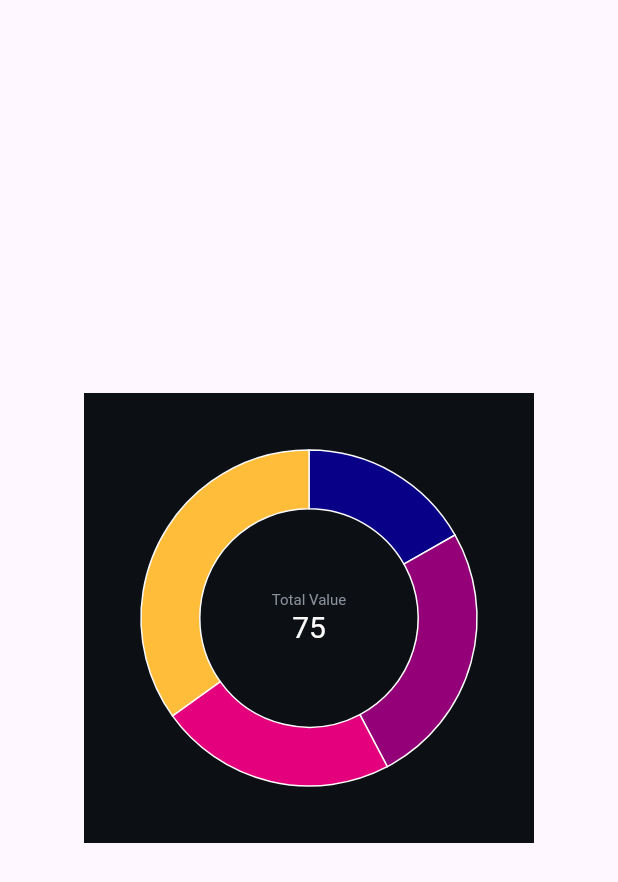
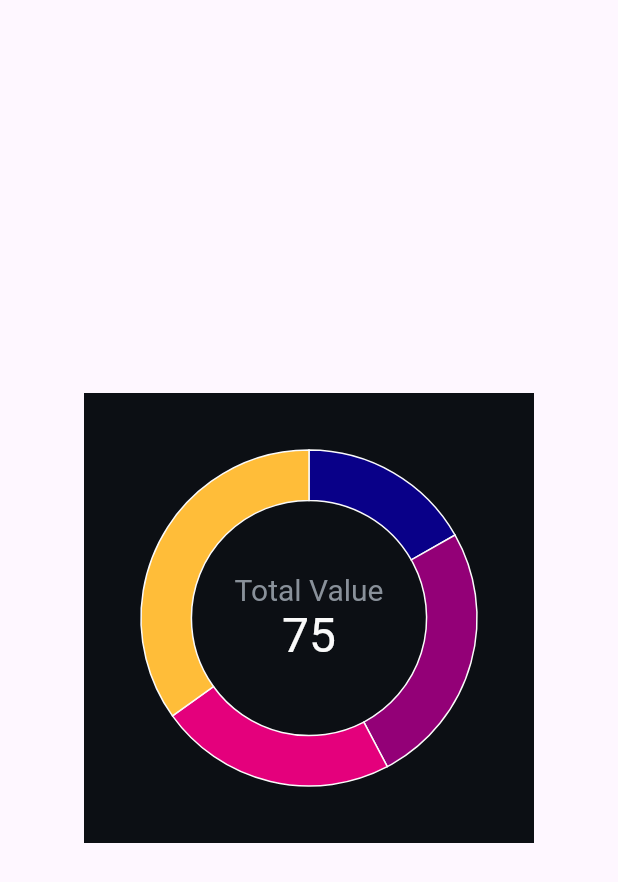
Before and after one commit to gretea5/JamesBoard, a Flutter app: the ChartUserGenrePercent screen opened directly, on a phone screen of 412 x 824 dp. Shown: the top 882 px of the screen. Run offline on Flutter 3.47's test engine with Material 3 defaults, Android fonts, the phone set to English and light mode, and no system bars; our stand-ins replace flutter_rating_bar, flutter_svg, logger, syncfusion_flutter_charts; Roboto replaces fonts that are missing (PretendardBold, PretendardSemiBold).

Commit message:
[Fix] ChartUserGenrePercent widget fontsize, innerRadius 수정 #front

```diff
--- a/app/lib/feature/user/widget/chart/ChartUserGenrePercent.dart
+++ b/app/lib/feature/user/widget/chart/ChartUserGenrePercent.dart
@@ -34,7 +34,7 @@ class ChartUserGenrePercent extends StatelessWidget {
                             text: 'Total Value\n', // 첫 번째 줄
                             style: TextStyle(
                               color: mainGrey,
-                              fontSize: 10,
+                              fontSize: 20,
                               fontFamily: 'PretendardSemiBold',
                             ),
                           ),
@@ -42,7 +42,7 @@ class ChartUserGenrePercent extends StatelessWidget {
                             text: '75', // 두 번째 줄 (다른 스타일 적용)
                             style: TextStyle(
                               color: mainWhite,
-                              fontSize: 20,
+                              fontSize: 32,
                               fontFamily: 'PretendardBold',
                             ),
                           ),
@@ -58,7 +58,7 @@ class ChartUserGenrePercent extends StatelessWidget {
                     pointColorMapper: (ChartData data, _) => data.color,
                     xValueMapper: (ChartData data, _) => data.x,
                     yValueMapper: (ChartData data, _) => data.y,
-                    innerRadius: '65%',
+                    innerRadius: '70%',
                     strokeColor: mainWhite,
                     strokeWidth: 1,
                   ),
```
